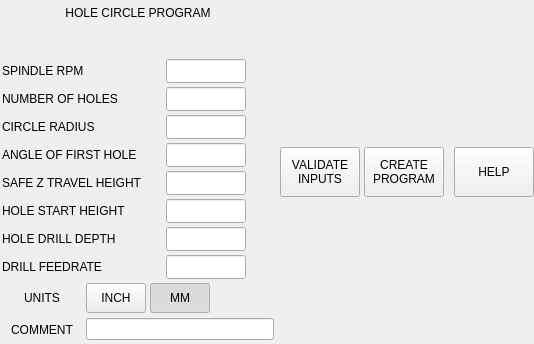
Before: the Qt Designer form hole_circle.ui in persei802/QtDragon, drawn with Qt 5.
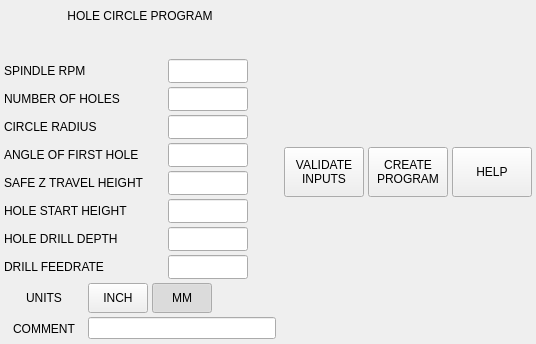
After: the same form once the commit is applied. Icons and pictures are not drawn.

Commit message: Added angle indicator text to preview

The edit to the form file:
```diff
--- a/hole_circle.ui
+++ b/hole_circle.ui
@@ -48,16 +48,16 @@
        <number>4</number>
       </property>
       <property name="leftMargin">
-       <number>0</number>
+       <number>2</number>
       </property>
       <property name="topMargin">
-       <number>0</number>
+       <number>2</number>
       </property>
       <property name="rightMargin">
-       <number>0</number>
+       <number>2</number>
       </property>
       <property name="bottomMargin">
-       <number>0</number>
+       <number>2</number>
       </property>
       <item>
        <layout class="QVBoxLayout" name="verticalLayout">
@@ -67,6 +67,9 @@
         <property name="leftMargin">
          <number>2</number>
         </property>
+        <property name="topMargin">
+         <number>2</number>
+        </property>
         <property name="rightMargin">
          <number>2</number>
         </property>
@@ -1159,6 +1162,18 @@
         <property name="sizeConstraint">
          <enum>QLayout::SetMaximumSize</enum>
         </property>
+        <property name="leftMargin">
+         <number>2</number>
+        </property>
+        <property name="topMargin">
+         <number>2</number>
+        </property>
+        <property name="rightMargin">
+         <number>2</number>
+        </property>
+        <property name="bottomMargin">
+         <number>2</number>
+        </property>
         <item>
          <widget class="QWidget" name="widget_macro" native="true">
           <property name="maximumSize">
```
The commit also changes 1 other file.
